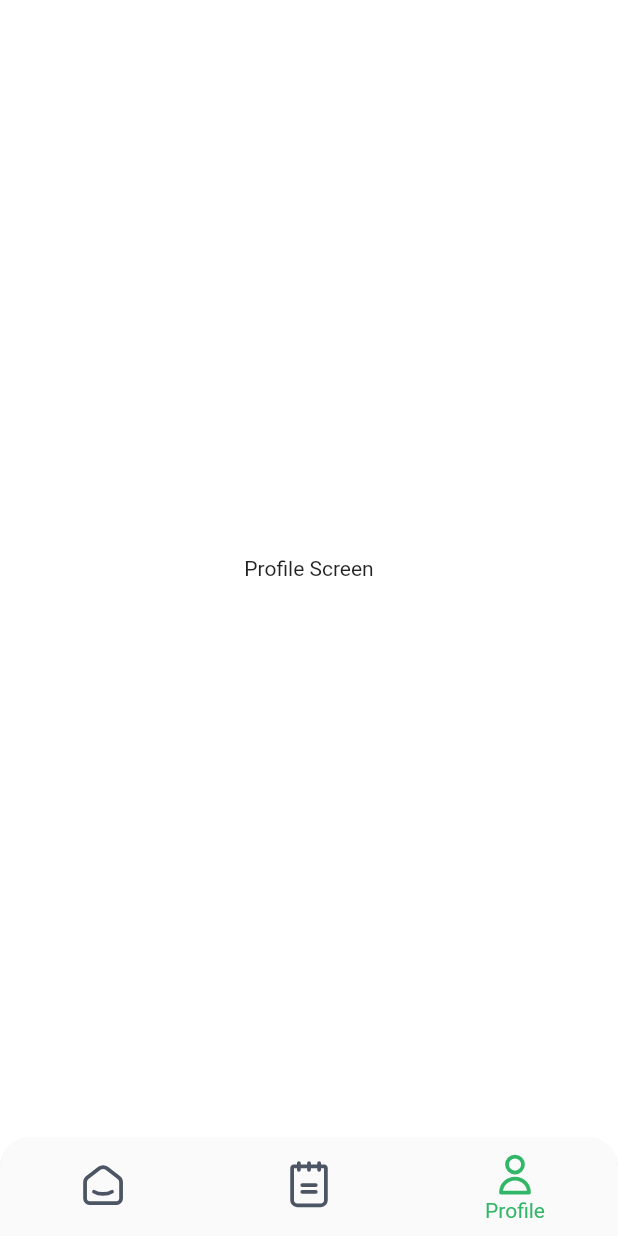
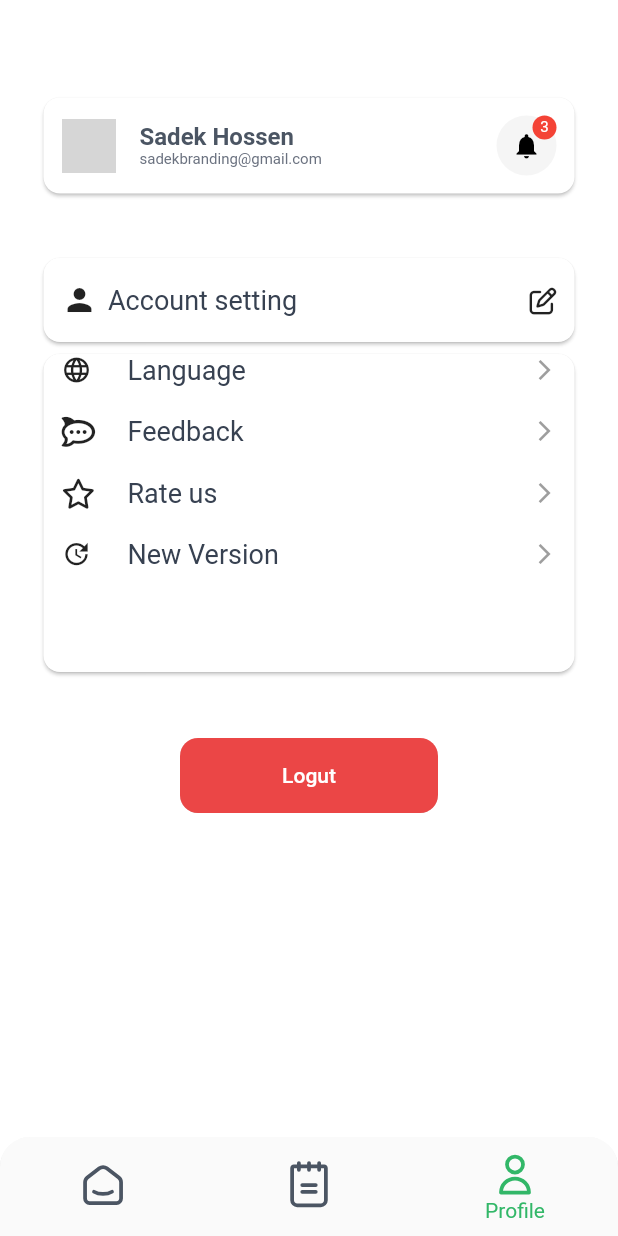
Before and after one commit to MomennIbrahim/resturant_ui, a Flutter app: the LayoutScreenBody screen opened directly, item 3 of the bottom bar chosen, on a phone screen of 412 x 824 dp. Run offline on Flutter 3.47's test engine with Material 2 defaults, Android fonts, the phone set to English and light mode, and no system bars; our stand-ins replace carousel_slider, flutter_svg, font_awesome_flutter, go_router, marquee, smooth_page_indicator; network calls fail; grey boxes are pictures that could not be loaded.

Commit message:
finished profile scren

```diff
--- a/lib/core/utils/styles.dart
+++ b/lib/core/utils/styles.dart
@@ -22,6 +22,9 @@ abstract class Styles {
   static const style16 = TextStyle(
       fontSize: 16.0, fontWeight: FontWeight.w400, color: Color(0xff4B5563));
 
+  static const style18 = TextStyle(
+      fontSize: 18.0, fontWeight: FontWeight.w400, color: Color(0xff374151));
+
   static const style24 = TextStyle(
     fontSize: 24.0,
     fontWeight: FontWeight.w600,
--- a/lib/features/profile/presentation/views/profile_screen.dart
+++ b/lib/features/profile/presentation/views/profile_screen.dart
@@ -1,10 +1,11 @@
 import 'package:flutter/material.dart';
+import 'widgets/profile_screen_body.dart';
 
 class ProfileScreen extends StatelessWidget {
   const ProfileScreen({super.key});
 
   @override
   Widget build(BuildContext context) {
-    return const Center(child: Text('Profile Screen'),);
+    return const ProfileScreenBody();
   }
 }
--- /dev/null
+++ b/lib/features/profile/presentation/views/widgets/profile_screen_body.dart
@@ -0,0 +1,175 @@
+import 'package:flutter/material.dart';
+import 'package:flutter_svg/flutter_svg.dart';
+import 'package:font_awesome_flutter/font_awesome_flutter.dart';
+import 'package:resturant_ui_app/core/utils/constace.dart';
+import 'package:resturant_ui_app/core/utils/styles.dart';
+import 'package:resturant_ui_app/core/widgets/custom_button.dart';
+
+class ProfileScreenBody extends StatelessWidget {
+   const ProfileScreenBody({super.key});
+
+ final  List<String> textSetting = const[
+    'Language',
+    'Feedback',
+    'Rate us',
+    'New Version',
+  ];
+
+ final List icons= const[
+    Icon(Icons.language,size: 20.0,),
+    Icon(FontAwesomeIcons.rocketchat,size: 20.0,),
+    Icon(FontAwesomeIcons.star,size: 20.0,),
+    Icon(Icons.update,size: 20.0,),
+ ];
+  @override
+  Widget build(BuildContext context) {
+    return Column(
+      children: [
+        const SizedBox(
+          height: 61.0,
+        ),
+        Padding(
+          padding: const EdgeInsets.symmetric(horizontal: 25.0),
+          child: SizedBox(
+            width: double.maxFinite,
+            child: Card(
+              shape: RoundedRectangleBorder(
+                  borderRadius: BorderRadius.circular(11.0)),
+              child: Padding(
+                padding:
+                    const EdgeInsets.symmetric(horizontal: 12.0, vertical: 12),
+                child: Row(
+                  children: [
+                    const CircleAvatar(
+                      radius: 18.0,
+                      backgroundColor: Colors.white38,
+                      foregroundImage: NetworkImage(
+                          'https://image.shutterstock.com/image-photo/young-handsome-man-beard-wearing-260nw-1768126784.jpg'),
+                    ),
+                    const SizedBox(
+                      width: 16.0,
+                    ),
+                    Column(
+                      crossAxisAlignment: CrossAxisAlignment.start,
+                      mainAxisAlignment: MainAxisAlignment.center,
+                      children: [
+                        Text(
+                          'Sadek Hossen',
+                          style: Styles.style16
+                              .copyWith(fontWeight: FontWeight.w600),
+                        ),
+                        Text(
+                          'sadekbranding@gmail.com',
+                          style: Styles.style10
+                              .copyWith(color: const Color(0xff6B7280)),
+                        ),
+                      ],
+                    ),
+                    const Spacer(),
+                    Stack(
+                      alignment: Alignment.topRight,
+                      children: [
+                        CircleAvatar(
+                          radius: 20.0,
+                          backgroundColor: Colors.grey[100],
+                          child: const Icon(
+                            Icons.notifications,
+                            color: Colors.black,
+                            size: 20,
+                          ),
+                        ),
+                        CircleAvatar(
+                          radius: 8.0,
+                          backgroundColor: Colors.red,
+                          child: Text(
+                            '3',
+                            style: Styles.style10.copyWith(color: Colors.white),
+                          ),
+                        )
+                      ],
+                    ),
+                  ],
+                ),
+              ),
+            ),
+          ),
+        ),
+        const SizedBox(height: 35.0),
+        Padding(
+          padding: const EdgeInsets.symmetric(horizontal: 25.0),
+          child: SizedBox(
+            width: double.maxFinite,
+            child: Card(
+              shape: RoundedRectangleBorder(
+                  borderRadius: BorderRadius.circular(11.0)),
+              child: const Padding(
+                padding: EdgeInsets.symmetric(horizontal: 12.0, vertical: 16.0),
+                child: Row(
+                  children: [
+                    Icon(Icons.person),
+                    SizedBox(
+                      width: 7.0,
+                    ),
+                    Text(
+                      'Account setting',
+                      style: Styles.style18,
+                    ),
+                    Spacer(),
+                    Icon(
+                      FontAwesomeIcons.penToSquare,
+                      size: 18.0,
+                    ),
+                  ],
+                ),
+              ),
+            ),
+          ),
+        ),
+        Padding(
+          padding: const EdgeInsets.symmetric(horizontal: 25.0),
+          child: SizedBox(
+            height: 220.0,
+            width: double.maxFinite,
+            child: Card(
+              shape: RoundedRectangleBorder(
+                  borderRadius: BorderRadius.circular(11.0)),
+              child: Padding(
+                padding: const EdgeInsets.symmetric(horizontal: 12.0),
+                child: ListView.separated(
+                  itemBuilder: (context, index) => Row(
+                    children: [
+                       icons[index],
+                      const SizedBox(
+                        width: 24.0,
+                      ),
+                      Text(
+                        textSetting[index],
+                        style: Styles.style18,
+                      ),
+                      const Spacer(),
+                      const Icon(
+                        Icons.arrow_forward_ios,
+                        size: 16.0,
+                        color: Colors.grey,
+                      ),
+                    ],
+                  ),
+                  itemCount: 4,
+                  separatorBuilder: (BuildContext context, int index) =>
+                      const SizedBox(
+                    height: 20.0,
+                  ),
+                ),
+              ),
+            ),
+          ),
+        ),
+        const SizedBox(height: 40.0,),
+        Padding(
+          padding: const EdgeInsets.symmetric(horizontal: 60.0),
+          child: CustomElevatedButton(text: 'Logut', onPressed: (){},backgroundColor: const Color(0xffEB4646)),
+        ),
+      ],
+    );
+  }
+}
```
Also changed, not shown: assets/images/notifications.png (added).
